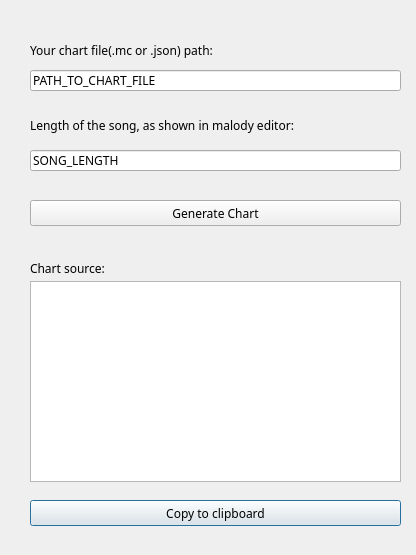
The window that main_menu_eng.ui (sudo-behappy/Chart-Converter-for-rhythm-game-Ease-Out) describes before a commit, drawn with Qt 5.
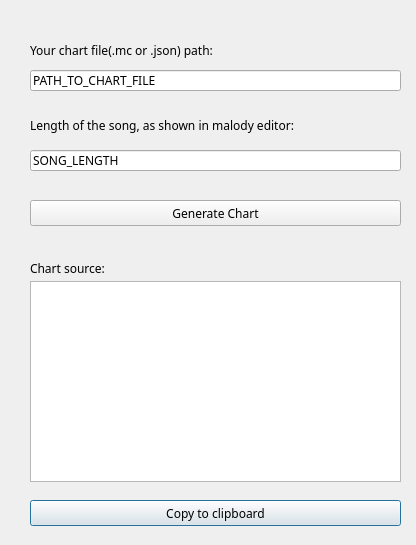
The same window after the commit.

Diff of the .ui file:
```diff
--- a/main_menu_eng.ui
+++ b/main_menu_eng.ui
@@ -7,7 +7,7 @@
     <x>0</x>
     <y>0</y>
     <width>416</width>
-    <height>555</height>
+    <height>545</height>
    </rect>
   </property>
   <property name="sizePolicy">
@@ -16,6 +16,18 @@
     <verstretch>0</verstretch>
    </sizepolicy>
   </property>
+  <property name="minimumSize">
+   <size>
+    <width>416</width>
+    <height>545</height>
+   </size>
+  </property>
+  <property name="maximumSize">
+   <size>
+    <width>416</width>
+    <height>545</height>
+   </size>
+  </property>
   <property name="font">
    <font>
     <family>微软雅黑</family>
```
